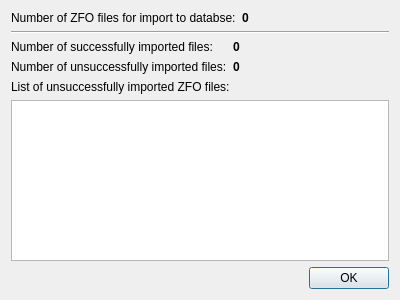
Old version of the form src/gui/ui/dlg_import_zfo_result.ui in the repository psakar/datovka.
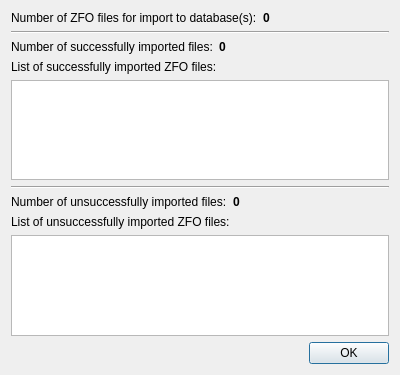
New version of the form.

Commit message: Added better results notification of ZFO import

```diff
--- a/src/gui/ui/dlg_import_zfo_result.ui
+++ b/src/gui/ui/dlg_import_zfo_result.ui
@@ -7,7 +7,7 @@
     <x>0</x>
     <y>0</y>
     <width>400</width>
-    <height>300</height>
+    <height>375</height>
    </rect>
   </property>
   <property name="windowTitle">
@@ -15,11 +15,11 @@
   </property>
   <layout class="QVBoxLayout" name="verticalLayout">
    <item>
-    <layout class="QFormLayout" name="formLayout_2">
+    <layout class="QFormLayout" name="formLayout_1">
      <item row="0" column="0">
-      <widget class="QLabel" name="label">
+      <widget class="QLabel" name="label_1">
        <property name="text">
-        <string>Number of ZFO files for import to databse:</string>
+        <string>Number of ZFO files for import to database(s):</string>
        </property>
       </widget>
      </item>
@@ -46,18 +46,15 @@
     </widget>
    </item>
    <item>
-    <layout class="QFormLayout" name="formLayout">
-     <property name="fieldGrowthPolicy">
-      <enum>QFormLayout::AllNonFixedFieldsGrow</enum>
-     </property>
-     <item row="1" column="0">
+    <layout class="QFormLayout" name="formLayout_2">
+     <item row="0" column="0">
       <widget class="QLabel" name="labelDone">
        <property name="text">
         <string>Number of successfully imported files:</string>
        </property>
       </widget>
      </item>
-     <item row="1" column="1">
+     <item row="0" column="1">
       <widget class="QLabel" name="zfoInserted">
        <property name="font">
         <font>
@@ -70,14 +67,39 @@
        </property>
       </widget>
      </item>
-     <item row="2" column="0">
+    </layout>
+   </item>
+   <item>
+    <widget class="QLabel" name="succListHeader">
+     <property name="text">
+      <string>List of successfully imported ZFO files:</string>
+     </property>
+    </widget>
+   </item>
+   <item>
+    <widget class="QTextEdit" name="successList">
+     <property name="readOnly">
+      <bool>true</bool>
+     </property>
+    </widget>
+   </item>
+   <item>
+    <widget class="Line" name="line_2">
+     <property name="orientation">
+      <enum>Qt::Horizontal</enum>
+     </property>
+    </widget>
+   </item>
+   <item>
+    <layout class="QFormLayout" name="formLayout_3">
+     <item row="0" column="0">
       <widget class="QLabel" name="labelError">
        <property name="text">
         <string>Number of unsuccessfully imported files:</string>
        </property>
       </widget>
      </item>
-     <item row="2" column="1">
+     <item row="0" column="1">
       <widget class="QLabel" name="zfoErrors">
        <property name="font">
         <font>
```
Left out of the diff: 2 changed lines with no effect on the pictures. The commit also changes 6 other files.
